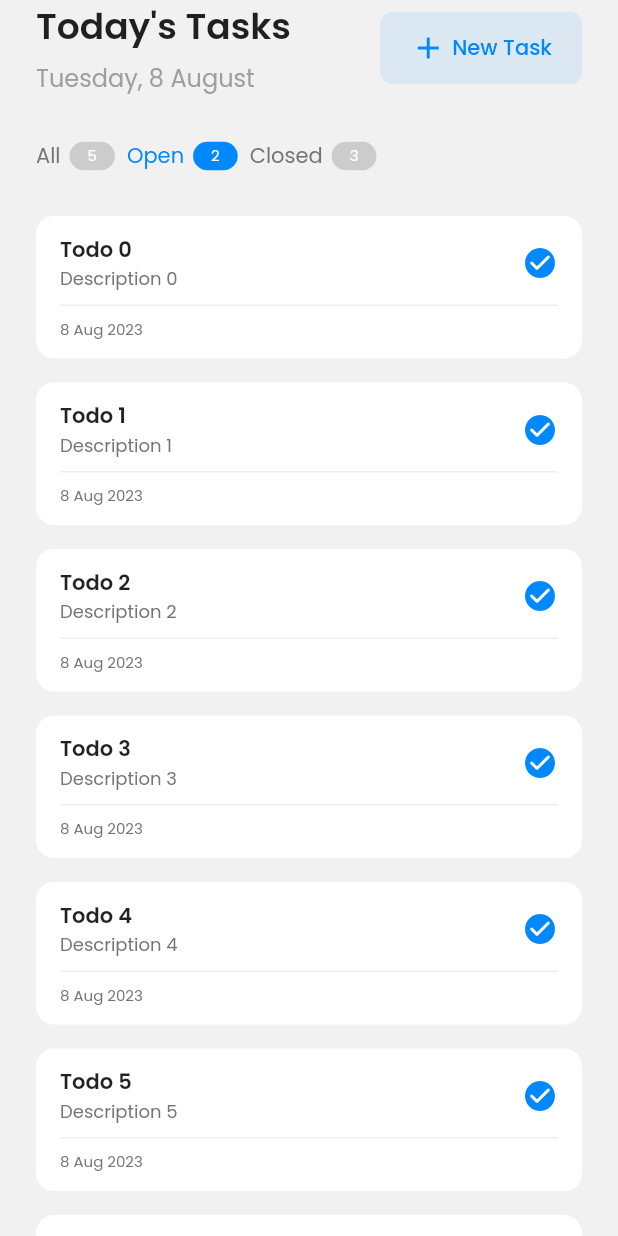
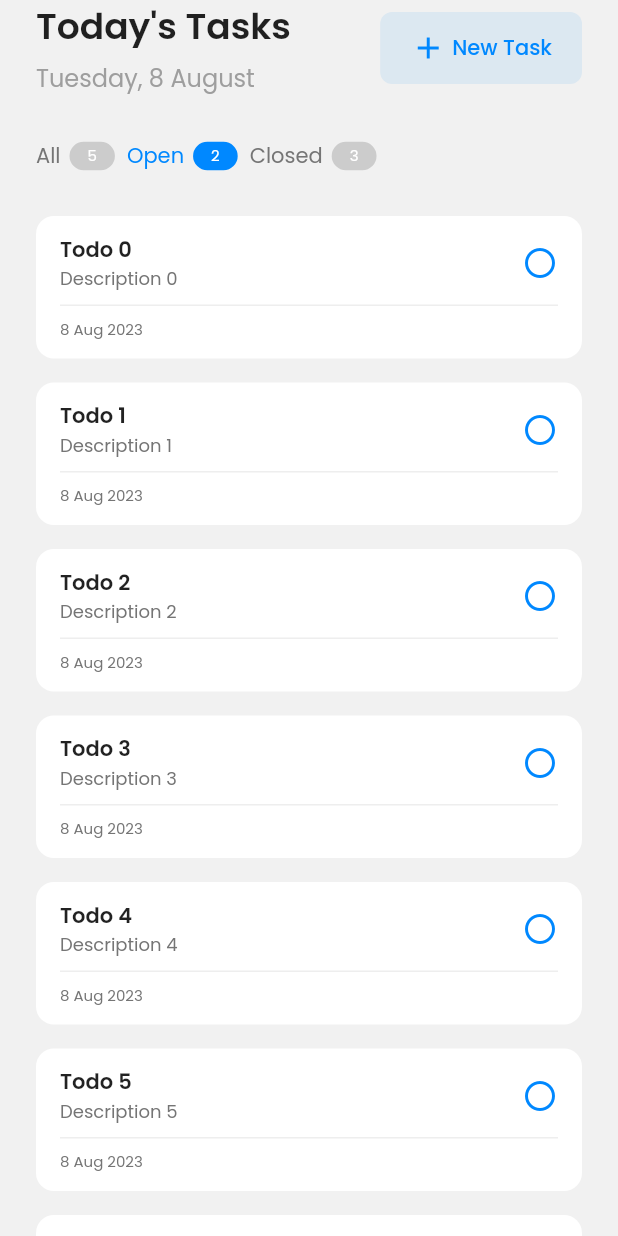
Before and after one commit to arganaphang/flutter-todo, a Flutter app: the screen it shows after launch, on a phone screen of 412 x 824 dp. Run offline on Flutter 3.47's test engine with Material 2 defaults, Android fonts, the phone set to English and light mode, and no system bars; our stand-ins replace google_fonts.

```diff
--- a/lib/screens/home/widgets/todo_list.dart
+++ b/lib/screens/home/widgets/todo_list.dart
@@ -18,7 +18,7 @@ class TodoList extends StatelessWidget {
               "Todo $idx",
               "Description $idx",
               DateTime.now(),
-              true,
+              false,
             ),
           );
         },
--- a/lib/widgets/todo_card.dart
+++ b/lib/widgets/todo_card.dart
@@ -26,7 +26,11 @@ class TodoCard extends StatelessWidget {
                     children: [
                       Text(
                         todo.title,
-                        style: const TextStyle(fontWeight: FontWeight.w600),
+                        style: TextStyle(
+                          fontWeight: FontWeight.w600,
+                          decoration:
+                              todo.isDone ? TextDecoration.lineThrough : null,
+                        ),
                       ),
                       Text(
                         todo.description,
```
